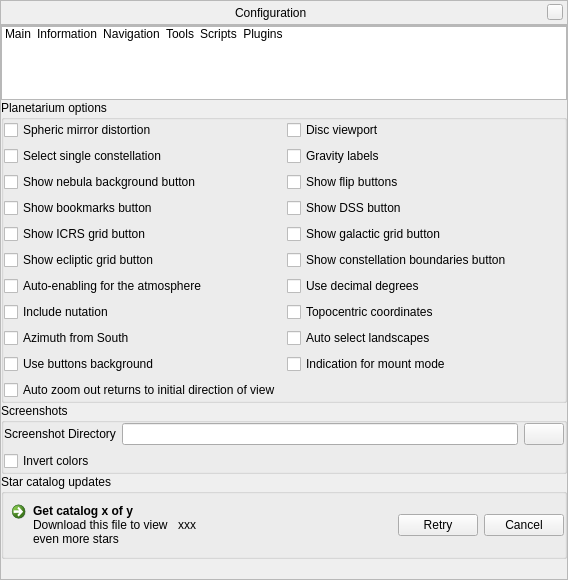
First picture: the form in src/gui/configurationDialog.ui, repository 519984307/stellarium_src, before the edit.
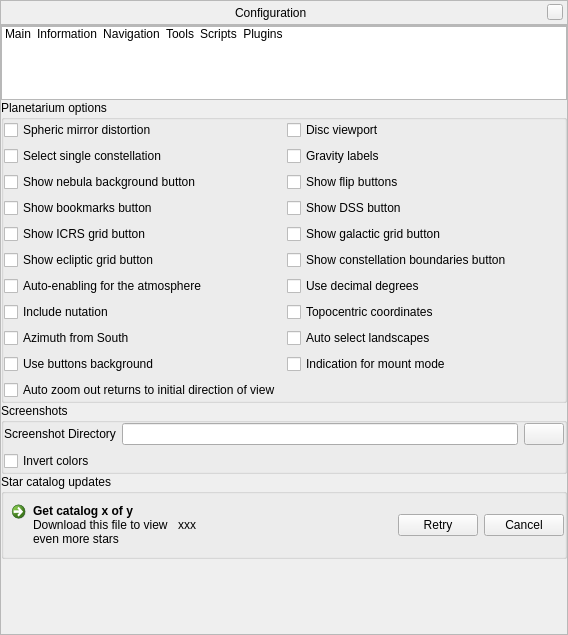
Second picture: the form after the edit. The open tabs and pages were chosen to show the change. Icons and pictures are not drawn. Custom widgets are drawn as their Qt base class.

Commit message: Fixed behaviour and style of tool for download star catalog

Diff of the .ui file:
```diff
--- a/src/gui/configurationDialog.ui
+++ b/src/gui/configurationDialog.ui
@@ -7,7 +7,7 @@
     <x>0</x>
     <y>0</y>
     <width>568</width>
-    <height>580</height>
+    <height>635</height>
    </rect>
   </property>
   <layout class="QVBoxLayout">
```
Left out of the diff: 6 changed lines with no effect on the pictures. The commit also changes 2 other files.
